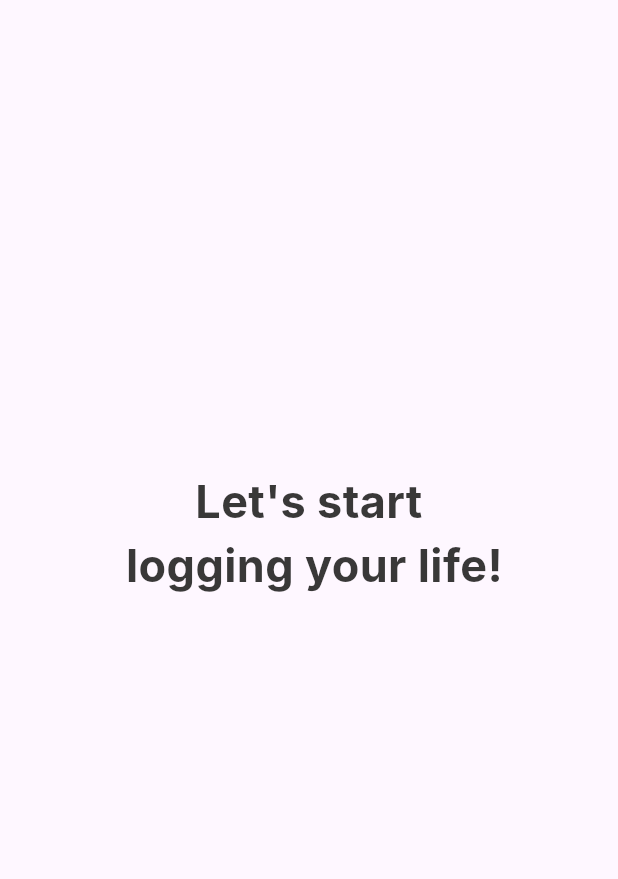
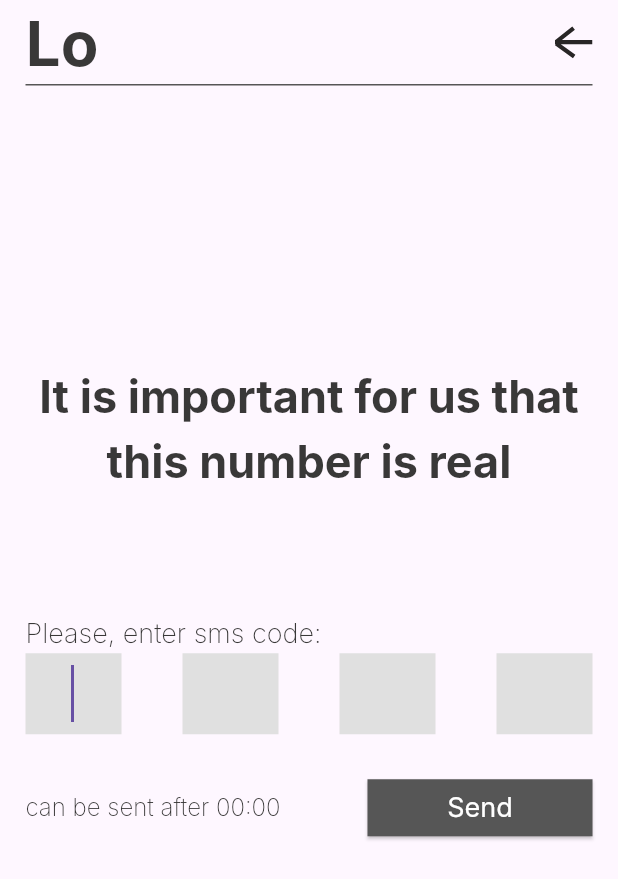
Before and after one commit to Logity-App/mobile, a Flutter app: the screen it shows after launch, on a phone screen of 412 x 824 dp. Shown: the top 879 px of the screen. Run offline on Flutter 3.47's test engine with Material 3 defaults, Android fonts, the phone set to English and light mode, and no system bars; our stand-ins replace flutter_svg; Roboto replaces fonts that are missing (Inter).

Commit message:
Welcome, Registration page

```diff
--- a/lib/main.dart
+++ b/lib/main.dart
@@ -1,4 +1,6 @@
 import 'package:flutter/material.dart';
+import 'package:mobile/presentation/registration_by_phone/enter_phone_page.dart';
+import 'package:mobile/presentation/registration_by_phone/enter_sms_code_page.dart';
 import 'package:mobile/presentation/welcome/page.dart';
 
 void main() {
@@ -11,9 +13,6 @@ class MyApp extends StatelessWidget {
   // This widget is the root of your application.
   @override
   Widget build(BuildContext context) {
-    return MaterialApp(
-      title: 'Flutter Demo',
-      home: WelcomePage()
-    );
+    return MaterialApp(title: 'Flutter Demo', home: EnterSmsCodePage());
   }
 }
--- a/lib/presentation/common/constant.dart
+++ b/lib/presentation/common/constant.dart
@@ -1,10 +1,21 @@
 import 'package:flutter/material.dart';
+
+var kCommonPageMargin = EdgeInsets.fromLTRB(17, 0, 17, 0);
+
+var kMainAcsentColor = Color.fromRGBO(57, 56, 56, 1.0);
+var kButtonColor = Color.fromRGBO(86, 86, 86, 1);
+var kButtonTextTitleColor = Color.fromRGBO(224, 224, 224, 1);
 
 var kTitleTextStyle = TextStyle(
     fontFamily: 'Inter',
     fontWeight: FontWeight.bold,
     fontSize: 30,
-    color: kMainAcsentColor
+    letterSpacing: 0,
+    color: kMainAcsentColor);
+
+var kButtonTextStyle = TextStyle(
+  fontFamily: 'Inter',
+  fontWeight: FontWeight.w400,
+  fontSize: 22,
+  color: Colors.white,
 );
-
-var kMainAcsentColor = const Color.fromRGBO(57, 56, 56, 1.0);
--- a/lib/presentation/common/widgets.dart
+++ b/lib/presentation/common/widgets.dart
@@ -0,0 +1,33 @@
+import 'package:flutter/material.dart';
+import 'package:flutter_svg/svg.dart';
+import 'package:mobile/presentation/common/constant.dart';
+
+var LogoWidget = Container(
+  margin: kCommonPageMargin,
+  child: Text(
+    'Lo',
+    style: TextStyle(
+        fontFamily: 'Inter',
+        fontSize: 41,
+        fontWeight: FontWeight.bold,
+        color: kMainAcsentColor),
+  ),
+);
+
+class BackButtonWidget extends StatelessWidget {
+  const BackButtonWidget({
+    super.key,
+  });
+
+  @override
+  Widget build(BuildContext context) {
+    return Container(
+      margin: kCommonPageMargin,
+      child: SvgPicture.asset(
+        'assets/icons/back_arrow.svg',
+        width: 25,
+        height: 25,
+      ),
+    );
+  }
+}
--- /dev/null
+++ b/lib/presentation/registration_by_phone/constant.dart
@@ -0,0 +1,38 @@
+import 'package:flutter/material.dart';
+import 'package:mobile/presentation/common/constant.dart';
+
+var kOtpFieldFilledBackground = Color.fromRGBO(57, 56, 56, 1.0);
+var kOtpFieldEmptyBackground = Color.fromRGBO(224, 224, 224, 1.0);
+var kOtpFieldFilledDigit = Color.fromRGBO(224, 224, 224, 1.0);
+var kOtpFieldEmptyDigit = Color.fromRGBO(57, 56, 56, 1.0);
+
+var kRetrySendTextStyle = TextStyle(
+    fontFamily: 'Inter',
+    fontWeight: FontWeight.w400,
+    fontSize: 18,
+    letterSpacing: 0,
+    color: Colors.white);
+
+var kEnterSmsCodeTextStyle = TextStyle(
+  fontFamily: 'Inter',
+  fontWeight: FontWeight.w200,
+  fontSize: 18,
+  letterSpacing: 0,
+  color: kOtpFieldEmptyDigit,
+);
+
+var kEnterNumberHelperTextStyle = TextStyle(
+  fontFamily: 'Inter',
+  fontWeight: FontWeight.w200,
+  fontSize: 16,
+  letterSpacing: 0,
+  color: kOtpFieldEmptyDigit,
+);
+
+var kPlaceholderPhoneTextStyle = TextStyle(
+  fontFamily: 'Inter',
+  fontWeight: FontWeight.w200,
+  fontSize: 22,
+  letterSpacing: 0,
+  color: kMainAcsentColor,
+);
--- /dev/null
+++ b/lib/presentation/registration_by_phone/enter_sms_code_page.dart
@@ -0,0 +1,200 @@
+import 'package:flutter/material.dart';
+import 'package:mobile/presentation/common/constant.dart';
+import 'package:mobile/presentation/common/widgets.dart';
+import 'package:mobile/presentation/registration_by_phone/constant.dart';
+
+class EnterSmsCodePage extends StatelessWidget {
+  const EnterSmsCodePage({super.key});
+
+  @override
+  Widget build(BuildContext context) {
+    return Scaffold(
+      appBar: AppBar(
+        leading: LogoWidget,
+        leadingWidth: 85,
+        actions: [BackButtonWidget()],
+        bottom: PreferredSize(
+          preferredSize: Size.fromHeight(1.0),
+          child: Container(
+            margin: kCommonPageMargin,
+            child: Divider(
+              color: kButtonColor,
+              height: 1.0,
+            ),
+          ),
+        ),
+      ),
+      body: Container(
+        margin: kCommonPageMargin,
+        child: Column(
+          crossAxisAlignment: CrossAxisAlignment.center,
+          mainAxisAlignment: MainAxisAlignment.center,
+          children: [
+            _TitleWidget(),
+            SizedBox(height: 80),
+            _EnterOtpWidget(),
+            SizedBox(height: 20),
+            _RetrySendOtpWidget(),
+            SizedBox(height: 80),
+          ],
+        ),
+      ),
+    );
+  }
+}
+
+class _RetrySendOtpWidget extends StatelessWidget {
+  const _RetrySendOtpWidget({
+    super.key,
+  });
+
+  @override
+  Widget build(BuildContext context) {
+    return Row(mainAxisAlignment: MainAxisAlignment.spaceBetween, children: [
+      Text("can be sent after 00:00",
+          style: kEnterNumberHelperTextStyle, textAlign: TextAlign.left),
+      _RetryButtonWidget()
+    ]);
+  }
+}
+
+class _RetryButtonWidget extends StatelessWidget {
+  const _RetryButtonWidget({
+    super.key,
+  });
+
+  @override
+  Widget build(BuildContext context) {
+    return Container(
+        width: 150,
+        height: 38,
+        constraints: const BoxConstraints(minWidth: 57),
+        child: ElevatedButton(
+          style: ElevatedButton.styleFrom(
+              shape: RoundedRectangleBorder(
+                borderRadius: BorderRadius.circular(0.0),
+              ),
+              backgroundColor: kButtonColor),
+          onPressed: () => {},
+          child: Text(
+            'Send',
+            style: kRetrySendTextStyle,
+          ),
+        ));
+  }
+}
+
+class _EnterOtpWidget extends StatelessWidget {
+  const _EnterOtpWidget({
+    super.key,
+  });
+
+  @override
+  Widget build(BuildContext context) {
+    return Column(children: [
+      Container(
+        width: double.infinity,
+        child: Text("Please, enter sms code:",
+            style: kEnterSmsCodeTextStyle, textAlign: TextAlign.left),
+      ),
+      _OtpForm(),
+    ]);
+  }
+}
+
+class _TitleWidget extends StatelessWidget {
+  const _TitleWidget({
+    super.key,
+  });
+
+  @override
+  Widget build(BuildContext context) {
+    return Column(
+      children: [
+        Text("It is important for us that this number is real",
+            style: kTitleTextStyle, textAlign: TextAlign.center),
+      ],
+    );
+  }
+}
+
+class _OtpForm extends StatelessWidget {
+  final TextEditingController _fieldOne = TextEditingController();
+  final TextEditingController _fieldTwo = TextEditingController();
+  final TextEditingController _fieldThree = TextEditingController();
+  final TextEditingController _fieldFour = TextEditingController();
+  @override
+  Widget build(BuildContext context) {
+    return Center(
+      child: Container(
+          child: Column(
+        mainAxisAlignment: MainAxisAlignment.center,
+        children: [
+          Row(
+            mainAxisAlignment: MainAxisAlignment.spaceBetween,
+            children: [
+              _OtpInput(_fieldOne, true),
+              _OtpInput(_fieldTwo, false),
+              _OtpInput(_fieldThree, false),
+              _OtpInput(_fieldFour, false),
+            ],
+          ),
+        ],
+      )),
+    );
+  }
+}
+
+class _OtpInput extends StatefulWidget {
+  final TextEditingController controller;
+  final bool autoFocus;
+  const _OtpInput(this.controller, this.autoFocus, {Key? key})
+      : super(key: key);
+
+  @override
+  State<_OtpInput> createState() => _OtpInputState();
+}
+
+class _OtpInputState extends State<_OtpInput> {
+  Color backgroundColor = kOtpFieldEmptyBackground;
+  Color digitColor = kOtpFieldEmptyDigit;
+
+  @override
+  Widget build(BuildContext context) {
+    return SizedBox(
+      height: 64,
+      width: 64,
+      child: TextField(
+        autofocus: widget.autoFocus,
+        textAlign: TextAlign.center,
+        keyboardType: TextInputType.number,
+        controller: widget.controller,
+        maxLength: 1,
+        style: TextStyle(
+          fontFamily: 'Inter',
+          fontWeight: FontWeight.bold,
+          fontSize: 25,
+          letterSpacing: 0,
+          color: digitColor,
+        ),
+        decoration: InputDecoration(
+          border: InputBorder.none,
+          counterText: "",
+          fillColor: backgroundColor,
+          filled: true,
+        ),
+        onChanged: (value) {
+          if (value.length == 1) {
+            backgroundColor = kOtpFieldFilledBackground;
+            digitColor = kOtpFieldFilledDigit;
+          } else {
+            backgroundColor = kOtpFieldEmptyBackground;
+            digitColor = kOtpFieldEmptyDigit;
+          }
+          setState(() {});
+          FocusScope.of(context).nextFocus();
+        },
+      ),
+    );
+  }
+}
--- a/pubspec.yaml
+++ b/pubspec.yaml
@@ -35,6 +35,7 @@ dependencies:
   # The following adds the Cupertino Icons font to your application.
   # Use with the CupertinoIcons class for iOS style icons.
   cupertino_icons: ^1.0.2
+  flutter_svg: ^2.0.9
 
 dev_dependencies:
   flutter_test:
@@ -52,6 +53,9 @@ dev_dependencies:
 
 # The following section is specific to Flutter packages.
 flutter:
+
+  assets:
+    - assets/icons/
 
   # The following line ensures that the Material Icons font is
   # included with your application, so that you can use the icons in
```
Also changed, not shown: lib/presentation/registration_by_phone/enter_phone_page.dart (added, +126 -0 lines), lib/presentation/registration_by_phone/helpers.dart (added, +133 -0 lines), lib/presentation/welcome/constant.dart (+10 -0 lines), lib/presentation/welcome/page.dart (+60 -24 lines), assets/icons/back_arrow.svg (added), lib/presentation/authentication/constant.dart (deleted), lib/presentation/authentication/page.dart (deleted), pubspec.lock.
